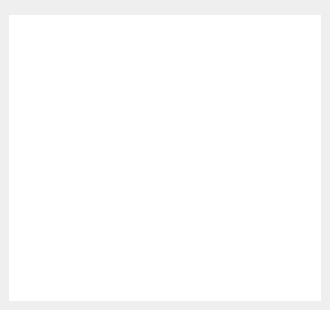
Old version of the form src/tokriwindow.ui in the repository jarusll/tokri.
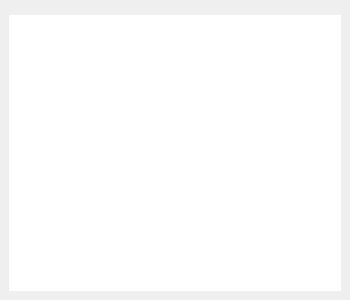
New version of the form. Custom widgets are drawn as their Qt base class.

Commit message: windiw size (330, 310) => (350, 300)

```diff
--- a/src/tokriwindow.ui
+++ b/src/tokriwindow.ui
@@ -6,8 +6,8 @@
    <rect>
     <x>0</x>
     <y>0</y>
-    <width>330</width>
-    <height>310</height>
+    <width>350</width>
+    <height>300</height>
    </rect>
   </property>
   <property name="windowTitle">
```
